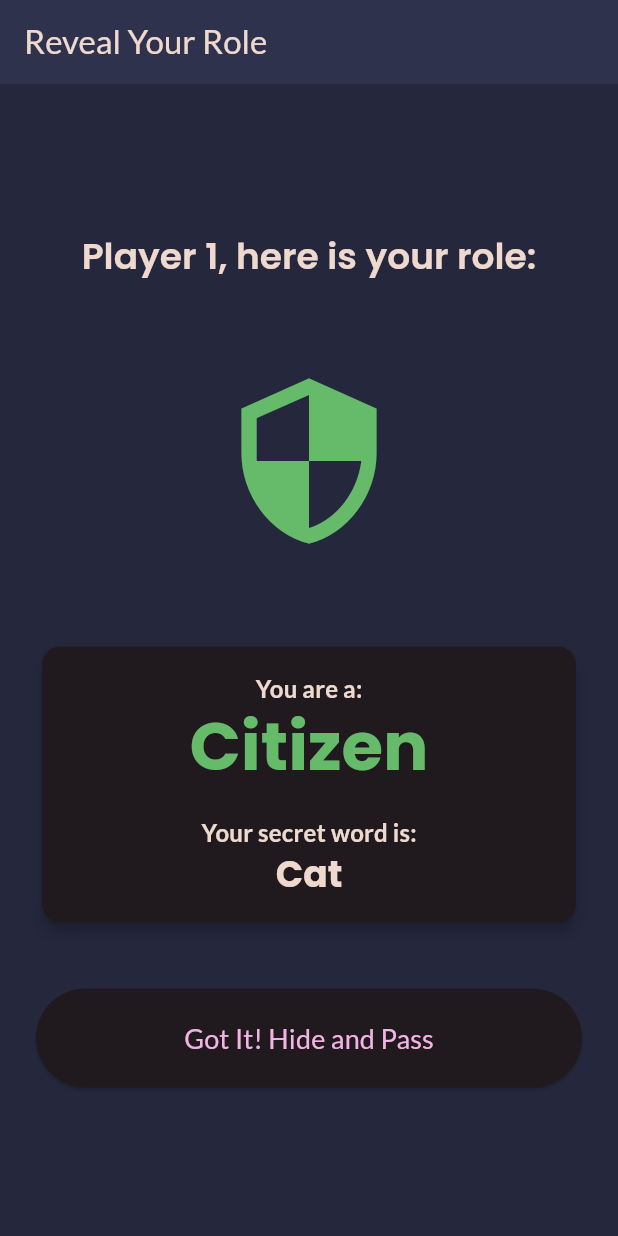
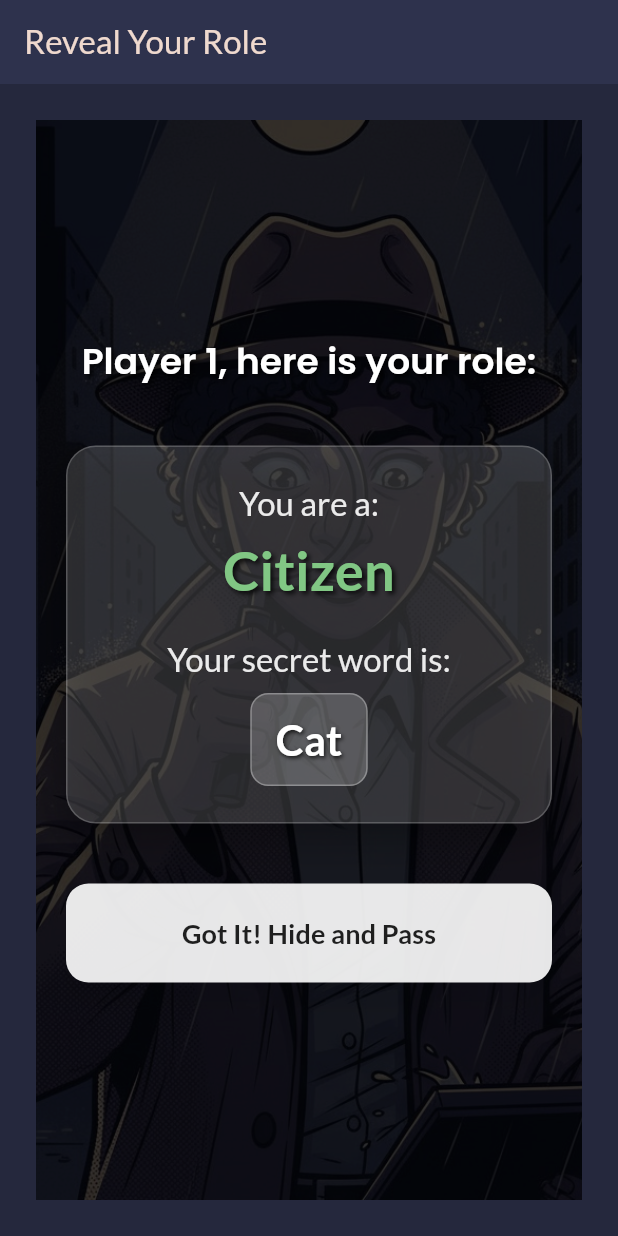
Before and after one commit to ibrahimkahramann/undercover_game, a Flutter app: the screen it shows after launch, after a tap on "Start Game", after a tap on "Tap to Reveal Your Role", on a phone screen of 412 x 824 dp. Run offline on Flutter 3.47's test engine with Material 3 defaults, Android fonts, the light colour scheme and no system bars; our stand-ins replace animate_do, google_fonts.

Commit message:
Refactor code structure for improved readability and maintainability

```diff
--- a/lib/screens/role_reveal_screen.dart
+++ b/lib/screens/role_reveal_screen.dart
@@ -90,74 +90,162 @@ class _RoleRevealScreenState extends State<RoleRevealScreen> {
     String roleName = player.role.toString().split('.').last;
     roleName = roleName[0].toUpperCase() + roleName.substring(1);
 
-    return Column(
+    final String imagePath = player.role == PlayerRole.undercover
+        ? 'assets/images/undercover.png'
+        : 'assets/images/citizen.png';
+
+    return Container(
+      decoration: BoxDecoration(
+        image: DecorationImage(
+          image: AssetImage(imagePath),
+          fit: BoxFit.cover,
+          colorFilter: ColorFilter.mode(
+            Colors.black.withOpacity(0.7),
+            BlendMode.darken,
+          ),
+        ),
+      ),
+      child: Container(
+        decoration: BoxDecoration(
+          color: Colors.black.withOpacity(0.3),
+        ),
+        child: Column(
           mainAxisAlignment: MainAxisAlignment.center,
           crossAxisAlignment: CrossAxisAlignment.stretch,
           children: [
-        Text(
+            FadeIn(
+              duration: const Duration(milliseconds: 800),
+              child: Text(
                 '${player.name}, here is your role:',
                 textAlign: TextAlign.center,
-          style: Theme.of(context).textTheme.headlineSmall,
-        ),
-        const SizedBox(height: 20),
-
-        FadeInUp(
-          duration: const Duration(milliseconds: 500),
-          child: Container(
-            height: 200,
-            alignment: Alignment.center,
-            child: Icon(
-              player.role == PlayerRole.undercover
-                  ? Icons.theater_comedy
-                  : Icons.security,
-              size: 120,
-              color: player.role == PlayerRole.undercover
-                  ? Colors.red.shade400
-                  : Colors.green.shade400,
-            ),
-          ),
-        ),
-        const SizedBox(height: 20),
-
-        FadeIn(
-          delay: const Duration(milliseconds: 300),
-          child: Card(
-            elevation: 4,
-            child: Padding(
-              padding: const EdgeInsets.all(16.0),
-              child: Column(
-                children: [
-                  Text('You are a:', style: Theme.of(context).textTheme.titleMedium),
-                  Text(
-                    roleName,
-                    style: Theme.of(context).textTheme.displayMedium?.copyWith(
-                      fontWeight: FontWeight.bold,
-                      color: player.role == PlayerRole.undercover ? Colors.red.shade400 : Colors.green.shade400,
-                    ),
-                  ),
-                  const SizedBox(height: 20),
-                  Text('Your secret word is:', style: Theme.of(context).textTheme.titleMedium),
-                  Text(
-                    player.secretWord ?? 'Error',
-                    style: Theme.of(context).textTheme.headlineSmall?.copyWith(fontWeight: FontWeight.bold),
+                style: Theme.of(context).textTheme.headlineSmall?.copyWith(
+                  color: Colors.white,
+                  fontWeight: FontWeight.w600,
+                  shadows: [
+                    Shadow(
+                      offset: const Offset(2, 2),
+                      blurRadius: 4,
+                      color: Colors.black.withOpacity(0.8),
                     ),
                   ],
                 ),
               ),
             ),
+            const SizedBox(height: 40),
+
+            FadeIn(
+              delay: const Duration(milliseconds: 400),
+              child: Container(
+                margin: const EdgeInsets.symmetric(horizontal: 20),
+                padding: const EdgeInsets.all(24),
+                decoration: BoxDecoration(
+                  color: Colors.white.withOpacity(0.15),
+                  borderRadius: BorderRadius.circular(20),
+                  border: Border.all(
+                    color: Colors.white.withOpacity(0.2),
+                    width: 1,
+                  ),
+                  boxShadow: [
+                    BoxShadow(
+                      color: Colors.black.withOpacity(0.3),
+                      blurRadius: 20,
+                      offset: const Offset(0, 10),
+                    ),
+                  ],
+                ),
+                child: Column(
+                  children: [
+                    Text(
+                      'You are a:',
+                      style: Theme.of(context).textTheme.titleLarge?.copyWith(
+                        color: Colors.white.withOpacity(0.9),
+                        fontWeight: FontWeight.w500,
+                      ),
+                    ),
+                    const SizedBox(height: 8),
+                    Text(
+                      roleName,
+                      style: Theme.of(context).textTheme.displaySmall?.copyWith(
+                        fontWeight: FontWeight.bold,
+                        color: player.role == PlayerRole.undercover
+                            ? Colors.red.shade300
+                            : Colors.green.shade300,
+                        shadows: [
+                          Shadow(
+                            offset: const Offset(2, 2),
+                            blurRadius: 4,
+                            color: Colors.black.withOpacity(0.8),
+                          ),
+                        ],
+                      ),
+                    ),
+                    const SizedBox(height: 24),
+                    Text(
+                      'Your secret word is:',
+                      style: Theme.of(context).textTheme.titleLarge?.copyWith(
+                        color: Colors.white.withOpacity(0.9),
+                        fontWeight: FontWeight.w500,
+                      ),
+                    ),
+                    const SizedBox(height: 8),
+                    Container(
+                      padding: const EdgeInsets.symmetric(horizontal: 16, vertical: 12),
+                      decoration: BoxDecoration(
+                        color: Colors.white.withOpacity(0.2),
+                        borderRadius: BorderRadius.circular(12),
+                        border: Border.all(
+                          color: Colors.white.withOpacity(0.3),
+                        ),
+                      ),
+                      child: Text(
+                        player.secretWord ?? 'Error',
+                        style: Theme.of(context).textTheme.headlineMedium?.copyWith(
+                          fontWeight: FontWeight.bold,
+                          color: Colors.white,
+                          shadows: [
+                            Shadow(
+                              offset: const Offset(1, 1),
+                              blurRadius: 3,
+                              color: Colors.black.withOpacity(0.8),
+                            ),
+                          ],
+                        ),
+                      ),
+                    ),
+                  ],
+                ),
+              ),
             ),
             const SizedBox(height: 40),
             FadeIn(
-          delay: const Duration(milliseconds: 500),
+              delay: const Duration(milliseconds: 600),
+              child: Padding(
+                padding: const EdgeInsets.symmetric(horizontal: 20),
                 child: ElevatedButton(
                   onPressed: _nextPlayerOrStartGame,
                   style: ElevatedButton.styleFrom(
                     padding: const EdgeInsets.symmetric(vertical: 20),
+                    backgroundColor: Colors.white.withOpacity(0.9),
+                    foregroundColor: Colors.black87,
+                    elevation: 8,
+                    shadowColor: Colors.black.withOpacity(0.3),
+                    shape: RoundedRectangleBorder(
+                      borderRadius: BorderRadius.circular(15),
                     ),
-            child: const Text('Got It! Hide and Pass', style: TextStyle(fontSize: 18)),
+                  ),
+                  child: const Text(
+                    'Got It! Hide and Pass',
+                    style: TextStyle(
+                      fontSize: 18,
+                      fontWeight: FontWeight.w600,
+                    ),
+                  ),
+                ),
               ),
             ),
           ],
+        ),
+      ),
     );
   }
 }
--- a/pubspec.yaml
+++ b/pubspec.yaml
@@ -64,3 +64,5 @@ flutter_launcher_icons:
   android: "launcher_icon"
   ios: true
   image_path: "assets/icon/icon.png"
+  adaptive_icon_background: "#25283D" # Arka plan katmanı olarak tema rengimizi kullan.
+  adaptive_icon_foreground: "assets/icon/icon.png"
```
Also changed, not shown: 36 other files. Lines whose indentation alone changed are shown as unchanged.
